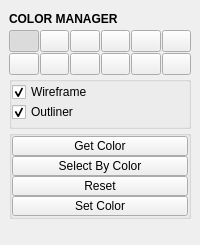
Above: mayatk/display_utils/color_manager.ui from m3trik/mayatk before the change. Below: the same form after it.
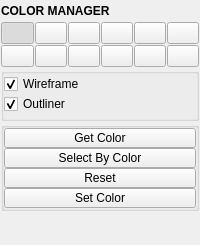
That is the form after the change. Custom widgets are drawn as their Qt base class.

Patch:
```diff
--- a/mayatk/display_utils/color_manager.ui
+++ b/mayatk/display_utils/color_manager.ui
@@ -30,6 +30,18 @@
     </size>
    </property>
    <layout class="QVBoxLayout" name="verticalLayout">
+    <property name="leftMargin">
+     <number>1</number>
+    </property>
+    <property name="topMargin">
+     <number>1</number>
+    </property>
+    <property name="rightMargin">
+     <number>1</number>
+    </property>
+    <property name="bottomMargin">
+     <number>1</number>
+    </property>
     <item>
      <layout class="QVBoxLayout" name="verticalLayout_1">
       <property name="spacing">
```
